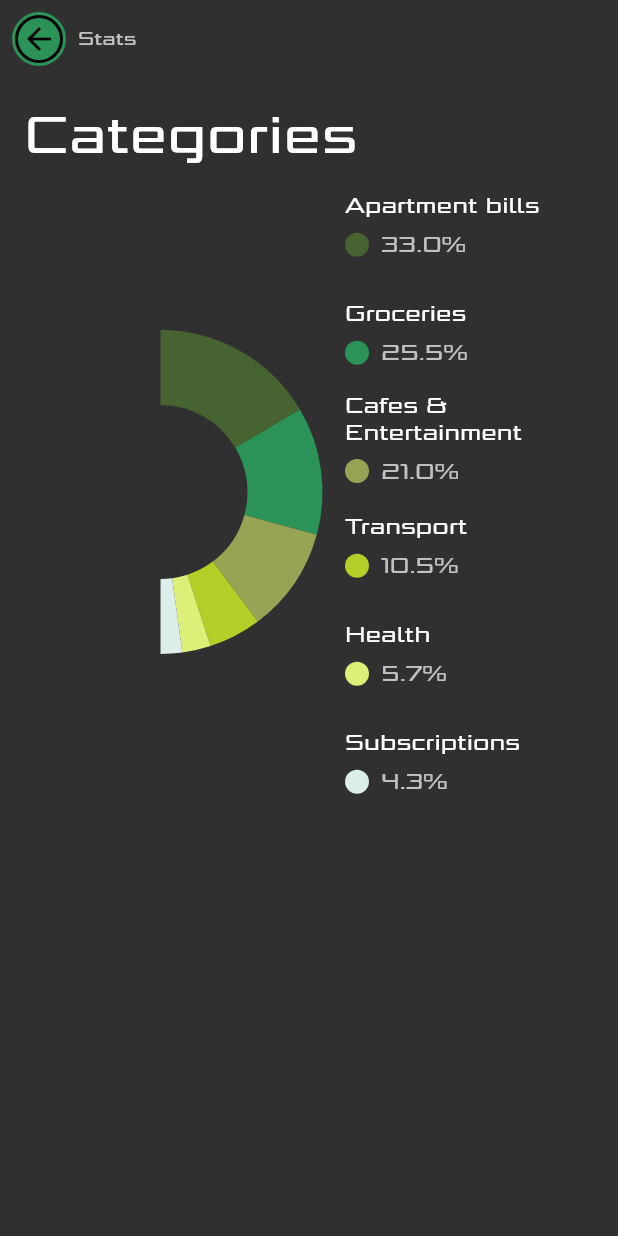
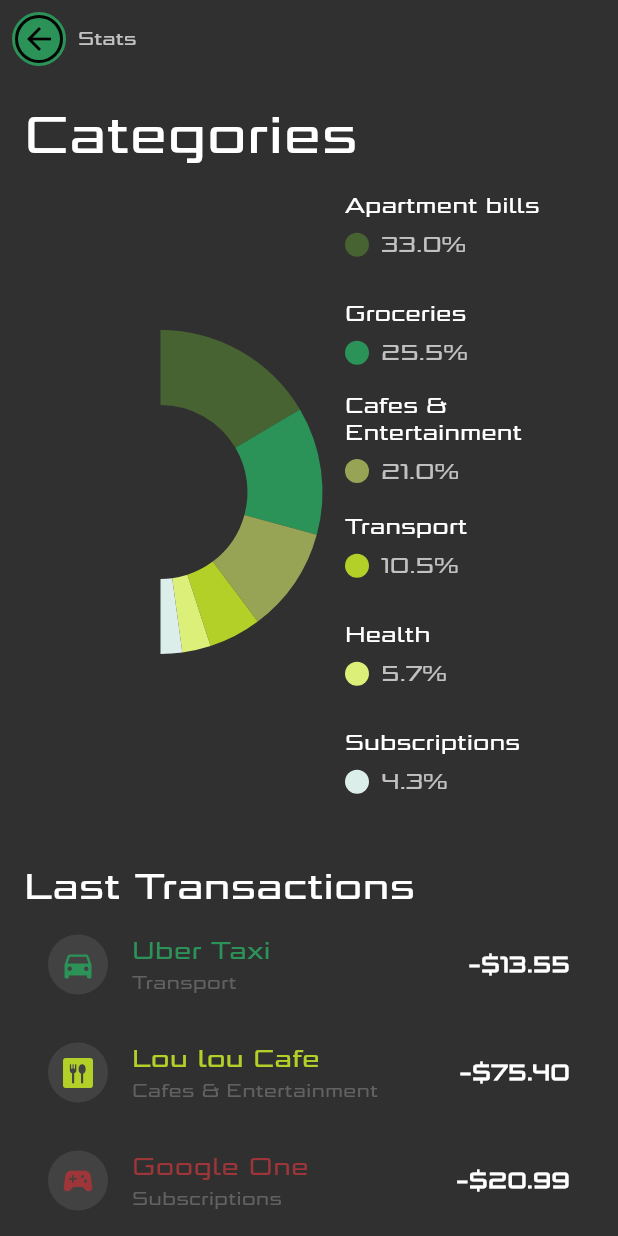
Before and after one commit to adnanjpg/my_finance_demo, a Flutter app: the screen it shows after launch, on a phone screen of 412 x 824 dp. Run offline on Flutter 3.47's test engine with Material 2 defaults, Android fonts, the phone set to English and light mode, and no system bars; drawn by our look-alikes of pie_chart.

Commit message:
transactions list

```diff
--- a/lib/home.dart
+++ b/lib/home.dart
@@ -1,7 +1,8 @@
 import 'package:flutter/material.dart';
+
 import 'categories_widget.dart';
-
 import 'home_appbar.dart';
+import 'transactions_widget.dart';
 
 class Home extends StatelessWidget {
   const Home({Key? key}) : super(key: key);
@@ -13,6 +14,7 @@ class Home extends StatelessWidget {
       body: ListView(
         children: const [
           CategoriesWidget(),
+          TransactionsWidget(),
         ],
       ),
     );
--- /dev/null
+++ b/lib/transactions_widget.dart
@@ -0,0 +1,110 @@
+import 'package:flutter/material.dart';
+import 'utils/utils.dart';
+
+class TransactionModel {
+  final String title;
+  final String categoryName;
+  final IconData icon;
+  final double amount;
+  final Color color;
+
+  const TransactionModel({
+    required this.title,
+    required this.categoryName,
+    required this.icon,
+    required this.amount,
+    required this.color,
+  });
+}
+
+const transcationsList = [
+  TransactionModel(
+    title: 'Uber Taxi',
+    categoryName: 'Transport',
+    icon: Icons.directions_car,
+    amount: 13.55,
+    color: ColorTable.clrs_5,
+  ),
+  TransactionModel(
+    title: 'Lou lou Cafe',
+    categoryName: 'Cafes & Entertainment',
+    icon: Icons.dining,
+    amount: 75.40,
+    color: ColorTable.clrs_3,
+  ),
+  TransactionModel(
+    title: 'Google One',
+    categoryName: 'Subscriptions',
+    icon: Icons.sports_esports,
+    amount: 20.99,
+    color: ColorTable.clrs_7,
+  ),
+];
+
+class TransactionsWidget extends StatelessWidget {
+  const TransactionsWidget({Key? key}) : super(key: key);
+
+  @override
+  Widget build(BuildContext context) {
+    return Container(
+      margin: const EdgeInsets.all(defPaddingSize),
+      child: Column(
+        crossAxisAlignment: CrossAxisAlignment.start,
+        children: [
+          Text(
+            'Last Transactions',
+            style: Theme.of(context).textTheme.headline5,
+          ),
+          const TransactionList(),
+        ],
+      ),
+    );
+  }
+}
+
+class TransactionList extends StatelessWidget {
+  const TransactionList({Key? key}) : super(key: key);
+
+  @override
+  Widget build(BuildContext context) {
+    return Column(
+      children: transcationsList.map(TransactionItem.new).toList(),
+    );
+  }
+}
+
+class TransactionItem extends StatelessWidget {
+  final TransactionModel model;
+  const TransactionItem(this.model, {Key? key}) : super(key: key);
+
+  @override
+  Widget build(BuildContext context) {
+    return ListTile(
+      leading: CircleAvatar(
+        backgroundColor: Colors.grey[800],
+        child: Icon(
+          model.icon,
+          color: model.color,
+        ),
+      ),
+      title: Text(
+        model.title,
+        style: TextStyle(
+          color: model.color,
+        ),
+      ),
+      subtitle: Text(
+        model.categoryName,
+        style: Theme.of(context).textTheme.caption?.copyWith(
+              color: Colors.grey[700],
+            ),
+      ),
+      trailing: Text(
+        '-\$${model.amount.toStringAsFixed(2)}',
+        style: const TextStyle(
+          fontWeight: FontWeight.bold,
+        ),
+      ),
+    );
+  }
+}
```
